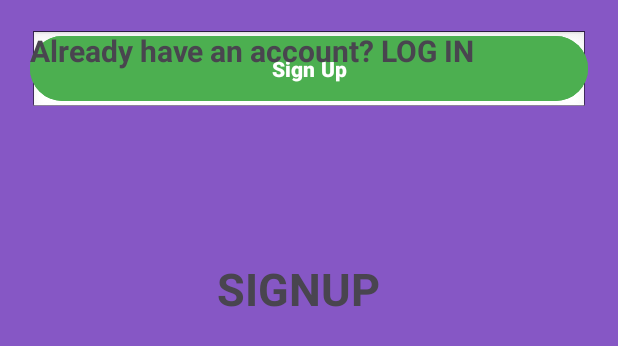
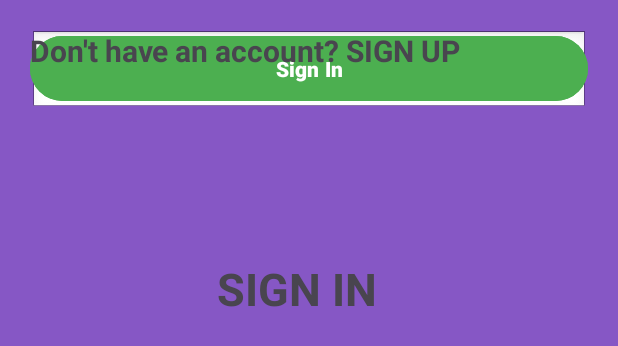
Before and after one commit to amit1111111234/FIRSTAPP, an Android app: the layout activity_main2.xml on its own in the app's theme, with its tools: preview values and no code run, on a phone screen of 412 x 824 dp. Shown: the top 346 px of the screen. Run offline under Robolectric (Android 15) with nearby library versions, the phone set to English and light mode, and no system bars.

Commit message:
SIGN UP + SIGN IN + FIREWALL

```diff
--- a/app/src/main/AndroidManifest.xml
+++ b/app/src/main/AndroidManifest.xml
@@ -13,6 +13,9 @@
         android:theme="@style/Theme.FIRSTAPP"
         tools:targetApi="31">
         <activity
+            android:name=".MainActivity2"
+            android:exported="false" />
+        <activity
             android:name=".SecondActivity"
             android:exported="false" />
         <activity
--- a/app/src/main/java/com/example/firstapp/MainActivity.java
+++ b/app/src/main/java/com/example/firstapp/MainActivity.java
@@ -17,6 +17,7 @@ public class MainActivity extends AppCompatActivity {
     protected void onCreate(Bundle savedInstanceState) {
         super.onCreate(savedInstanceState);
         setContentView(R.layout.activity_main);
+        FireBase.initilizeApp(this);
 
         // link UI elements
         editText = findViewById(R.id.editText);
--- /dev/null
+++ b/app/src/main/java/com/example/firstapp/MainActivity2.java
@@ -0,0 +1,24 @@
+package com.example.firstapp;
+
+import android.os.Bundle;
+
+import androidx.activity.EdgeToEdge;
+import androidx.appcompat.app.AppCompatActivity;
+import androidx.core.graphics.Insets;
+import androidx.core.view.ViewCompat;
+import androidx.core.view.WindowInsetsCompat;
+
+public class MainActivity2 extends AppCompatActivity {
+
+    @Override
+    protected void onCreate(Bundle savedInstanceState) {
+        super.onCreate(savedInstanceState);
+        EdgeToEdge.enable(this);
+        setContentView(R.layout.activity_main2);
+        ViewCompat.setOnApplyWindowInsetsListener(findViewById(R.id.main), (v, insets) -> {
+            Insets systemBars = insets.getInsets(WindowInsetsCompat.Type.systemBars());
+            v.setPadding(systemBars.left, systemBars.top, systemBars.right, systemBars.bottom);
+            return insets;
+        });
+    }
+}
--- a/app/src/main/res/layout/activity_main.xml
+++ b/app/src/main/res/layout/activity_main2.xml
@@ -14,7 +14,7 @@
         android:id="@+id/textView"
         android:layout_width="123dp"
         android:layout_height="87dp"
-        android:text="SIGNUP"
+        android:text="SIGN IN"
         android:textSize="30sp"
         android:textStyle="bold"
         app:layout_constraintBottom_toBottomOf="parent"
@@ -23,17 +23,6 @@
         app:layout_constraintTop_toTopOf="parent"
         app:layout_constraintVertical_bias="0.218" />
 
-    <EditText
-        android:id="@+id/editTextName"
-        android:layout_width="match_parent"
-        android:layout_height="wrap_content"
-        android:background="@android:drawable/edit_text"
-        android:drawableStart="@android:drawable/ic_menu_myplaces"
-        android:inputType="textPersonName"
-        android:padding="12dp"
-        android:text="Full Name"
-        tools:layout_editor_absoluteX="0dp"
-        tools:layout_editor_absoluteY="228dp" />
 
     <EditText
         android:id="@+id/editTextEmail"
@@ -44,8 +33,9 @@
         android:inputType="textEmailAddress"
         android:padding="12dp"
         android:text="Email"
-        tools:layout_editor_absoluteX="0dp"
-        tools:layout_editor_absoluteY="304dp" />
+        tools:layout_editor_absoluteX="16dp"
+        tools:layout_editor_absoluteY="194dp" />
+
 
     <EditText
         android:id="@+id/editTextPassword"
@@ -56,40 +46,28 @@
         android:inputType="textPassword"
         android:padding="12dp"
         android:text="Password"
-        tools:layout_editor_absoluteX="0dp"
-        tools:layout_editor_absoluteY="447dp" />
-
-    <EditText
-        android:id="@+id/editTextConfirmPassword"
-        android:layout_width="match_parent"
-        android:layout_height="wrap_content"
-        android:background="@android:drawable/edit_text"
-        android:drawableStart="@android:drawable/ic_lock_lock"
-        android:inputType="textPassword"
-        android:padding="12dp"
-        android:text="Confirm Password"
-        tools:layout_editor_absoluteX="0dp"
-        tools:layout_editor_absoluteY="379dp" />
+        tools:layout_editor_absoluteX="20dp"
+        tools:layout_editor_absoluteY="270dp" />
 
     <Button
-        android:id="@+id/buttonSignUp"
+        android:id="@+id/buttonSignIn"
         android:layout_width="match_parent"
         android:layout_height="wrap_content"
         android:backgroundTint="#4CAF50"
         android:padding="12dp"
-        android:text="Sign Up"
+        android:text="Sign In"
         android:textColor="#FFFFFF"
         android:textStyle="bold"
-        tools:layout_editor_absoluteX="0dp"
-        tools:layout_editor_absoluteY="513dp" />
+        tools:layout_editor_absoluteX="16dp"
+        tools:layout_editor_absoluteY="340dp" />
 
     <TextView
         android:id="@+id/textView2"
         android:layout_width="wrap_content"
         android:layout_height="wrap_content"
-        android:text="Already have an account? LOG IN"
+        android:text="Don't have an account? SIGN UP"
         android:textSize="20sp"
         android:textStyle="bold"
-        tools:layout_editor_absoluteX="55dp"
-        tools:layout_editor_absoluteY="577dp" />
+        tools:layout_editor_absoluteX="44dp"
+        tools:layout_editor_absoluteY="411dp" />
 </androidx.constraintlayout.widget.ConstraintLayout>
--- a/build.gradle.kts
+++ b/build.gradle.kts
@@ -1,4 +1,8 @@
 // Top-level build file where you can add configuration options common to all sub-projects/modules.
 plugins {
     alias(libs.plugins.android.application) apply false
+    dependencies(fun DependencyHandlerScope.() {
+        implementation platform ('com.google.firebase:firebase-bom:33.1.2')
+        implementation 'com.google.firebase:firebase-auth'
+    })
 }
```
